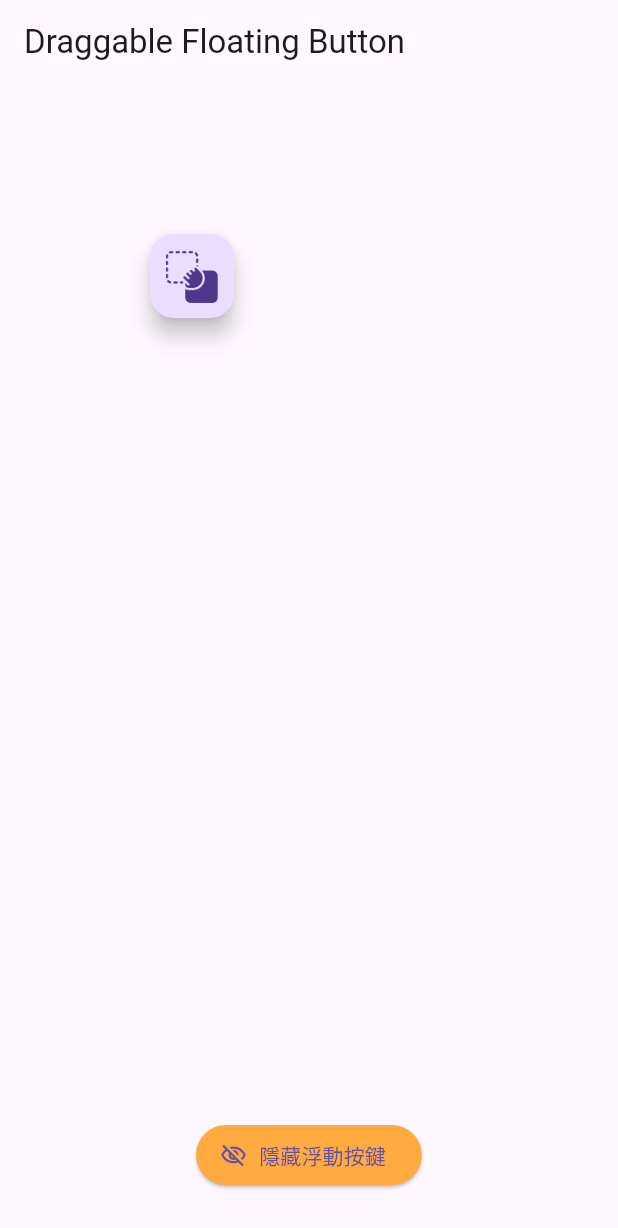
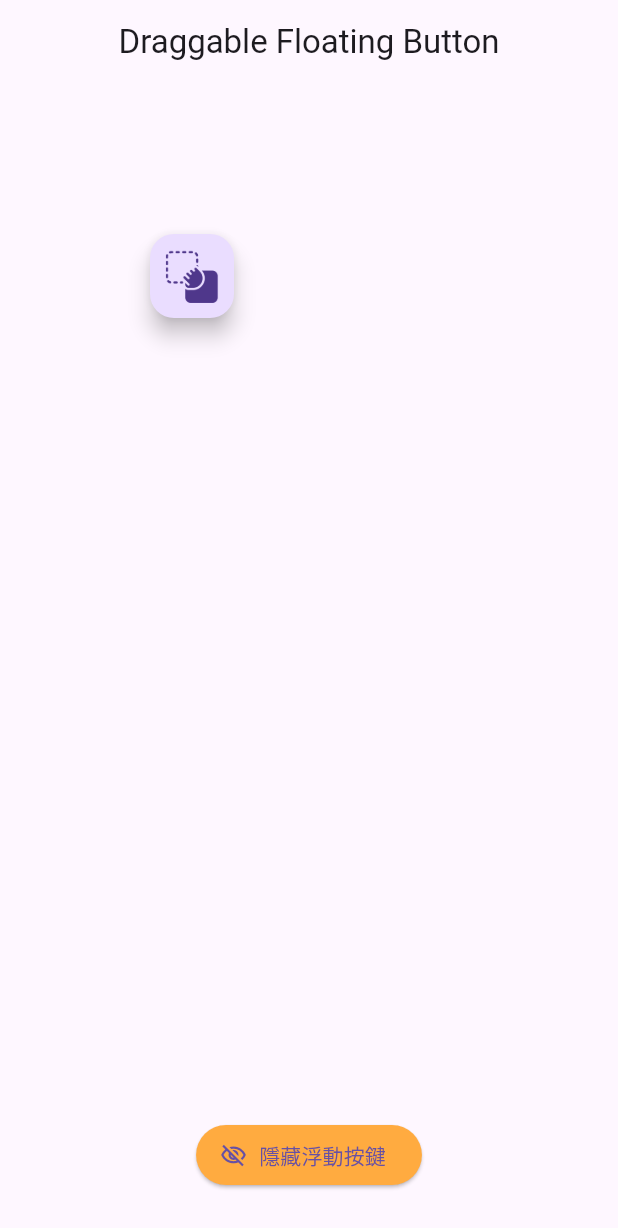
Before and after one commit to chhua531001/flutter_draggable_button, a Flutter app: the screen it shows after launch, on a phone screen of 412 x 824 dp. Shown: the top 1228 px of the screen. Run offline on Flutter 3.47's test engine with Material 3 defaults, Android fonts, the phone set to English and light mode, and no system bars; our stand-ins replace fluttertoast.

Commit message:
20240702更新
1.修正MediaQueryData.fromWindow的寫法
2.增加位移後，position的debug訊息顯示
3.設定AppBar的title置中

```diff
--- a/lib/main.dart
+++ b/lib/main.dart
@@ -1,6 +1,5 @@
 import 'package:flutter/material.dart';
 import 'dart:ui';
-import 'dart:io';
 
 import 'package:fluttertoast/fluttertoast.dart';
 
@@ -17,6 +16,7 @@ class MyApp extends StatelessWidget {
       debugShowCheckedModeBanner: false,
       home: Scaffold(
         appBar: AppBar(
+          centerTitle: true,
           title: const Text('Draggable Floating Button'),
         ),
         body: const DraggableFloatingButton(),
@@ -64,8 +64,8 @@ class _DraggableFloatingButtonState extends State<DraggableFloatingButton> {
     if (isSafeAreaUsed) {
       //MediaQueryData.fromView(window).padding.top是記錄Status Bar的高度
       debugPrint(
-          "MediaQueryData.fromWindow(window).padding -> ${MediaQueryData.fromView(window).padding}");
-      statusBarHeight = MediaQueryData.fromView(window).padding.top;
+          "MediaQueryData.fromWindow(WidgetsBinding.instance.platformDispatcher.views.single).padding -> ${MediaQueryData.fromView(WidgetsBinding.instance.platformDispatcher.views.single).padding}");
+      statusBarHeight = MediaQueryData.fromView(WidgetsBinding.instance.platformDispatcher.views.single).padding.top;
     }
     debugPrint("statusBarHeight -> $statusBarHeight");
 
@@ -99,6 +99,7 @@ class _DraggableFloatingButtonState extends State<DraggableFloatingButton> {
                   Offset original = position;
                   position = details.offset
                       .translate(0, -(appBarHeight + statusBarHeight));
+                  debugPrint("計算完的position -> $position");
                   if (position.dy < 0) {
                     position = original;
                     Fluttertoast.showToast(
@@ -107,7 +108,7 @@ class _DraggableFloatingButtonState extends State<DraggableFloatingButton> {
                       textColor: Colors.white,
                     );
                   }
-                  debugPrint("position -> $position");
+                  debugPrint("最後實際的position -> $position");
                 });
               },
               child: FloatingActionButton(
```
